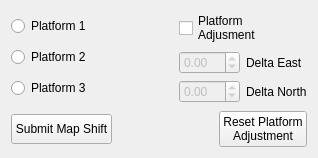
Qt form cataglyphis_gui/qt_project_src/cataglyphis_gui/shift_map_form.ui (wvu-irl/cataglyphis3-software) before a commit.
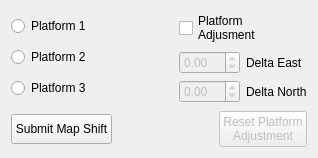
The same form after that commit.

```diff
--- a/cataglyphis_gui/qt_project_src/cataglyphis_gui/shift_map_form.ui
+++ b/cataglyphis_gui/qt_project_src/cataglyphis_gui/shift_map_form.ui
@@ -157,6 +157,9 @@
      </item>
      <item>
       <widget class="QPushButton" name="reset_platform_adjustment_button">
+       <property name="enabled">
+        <bool>false</bool>
+       </property>
        <property name="minimumSize">
         <size>
          <width>0</width>
```
Left out of the diff: 43 changed lines with no effect on the pictures.
